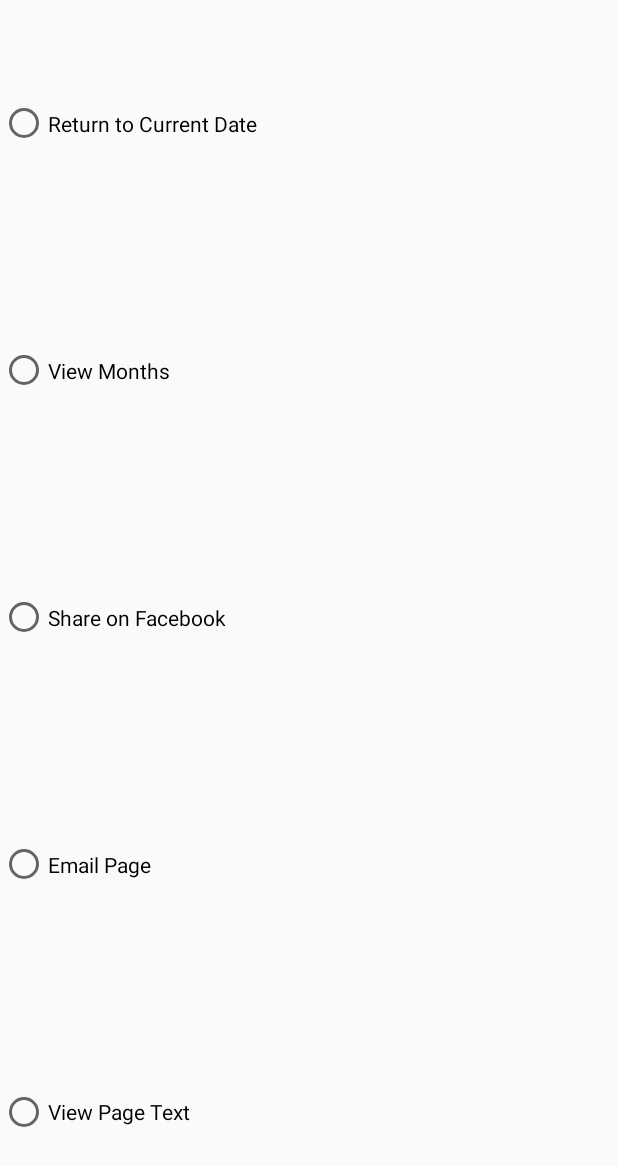
After one commit to smhgyf/EoF-Calendar-App, an Android app: the layout calendar_action_dialog.xml on its own in the app's theme, with its tools: preview values and no code run, on a phone screen of 412 x 824 dp. The commit adds this screen. Shown: the top 1166 px of the screen. Run offline under Robolectric (Android 15) with nearby library versions, the phone set to English and light mode, and no system bars.

Commit message:
Stub out switching month context. Add return to current date option.

```diff
--- a/app/src/main/AndroidManifest.xml
+++ b/app/src/main/AndroidManifest.xml
@@ -8,6 +8,7 @@
         android:label="@string/app_name"
         android:roundIcon="@mipmap/ic_launcher_round"
         android:supportsRtl="true"
+        android:largeHeap="true"
         android:theme="@style/AppTheme">
         <activity
             android:name=".MainActivity"
--- a/app/src/main/res/layout/activity_main.xml
+++ b/app/src/main/res/layout/activity_main.xml
@@ -37,10 +37,12 @@
 
     <android.support.design.widget.FloatingActionButton
         android:id="@+id/fab"
-        android:layout_width="wrap_content"
+        android:layout_width="match_parent"
         android:layout_height="wrap_content"
         android:layout_gravity="end|bottom"
         android:layout_margin="@dimen/fab_margin"
-        app:srcCompat="@android:drawable/ic_dialog_email" />
+        app:backgroundTint="#fcde32"
+        app:fabSize="normal"
+        app:srcCompat="@drawable/calendar_angel" />
 
 </android.support.design.widget.CoordinatorLayout>
--- /dev/null
+++ b/app/src/main/res/layout/calendar_action_dialog.xml
@@ -0,0 +1,47 @@
+<?xml version="1.0" encoding="utf-8"?>
+<LinearLayout xmlns:android="http://schemas.android.com/apk/res/android"
+    android:layout_width="match_parent"
+    android:layout_height="match_parent"
+    android:orientation="vertical">
+
+    <RadioGroup
+        android:id="@+id/actionsRadioGroup"
+        android:layout_width="match_parent"
+        android:layout_height="match_parent">
+
+        <RadioButton
+            android:id="@+id/currentDate"
+            android:layout_width="wrap_content"
+            android:layout_height="wrap_content"
+            android:layout_weight="1"
+            android:text="Return to Current Date" />
+
+        <RadioButton
+            android:id="@+id/viewMonths"
+            android:layout_width="wrap_content"
+            android:layout_height="wrap_content"
+            android:layout_weight="1"
+            android:text="View Months" />
+
+        <RadioButton
+            android:id="@+id/shareFacebook"
+            android:layout_width="wrap_content"
+            android:layout_height="wrap_content"
+            android:layout_weight="1"
+            android:text="Share on Facebook" />
+
+        <RadioButton
+            android:id="@+id/emailPage"
+            android:layout_width="wrap_content"
+            android:layout_height="wrap_content"
+            android:layout_weight="1"
+            android:text="Email Page" />
+
+        <RadioButton
+            android:id="@+id/pageText"
+            android:layout_width="wrap_content"
+            android:layout_height="wrap_content"
+            android:layout_weight="1"
+            android:text="View Page Text" />
+    </RadioGroup>
+</LinearLayout>
```
Also changed, not shown: app/src/main/java/com/sholder552gmail/eofcalendar/Data.java (added, +14 -0 lines), app/src/main/java/com/sholder552gmail/eofcalendar/MainActivity.java (+150 -5 lines), app/src/main/res/layout/calendar_title_pages_view.xml (added, +171 -0 lines).
